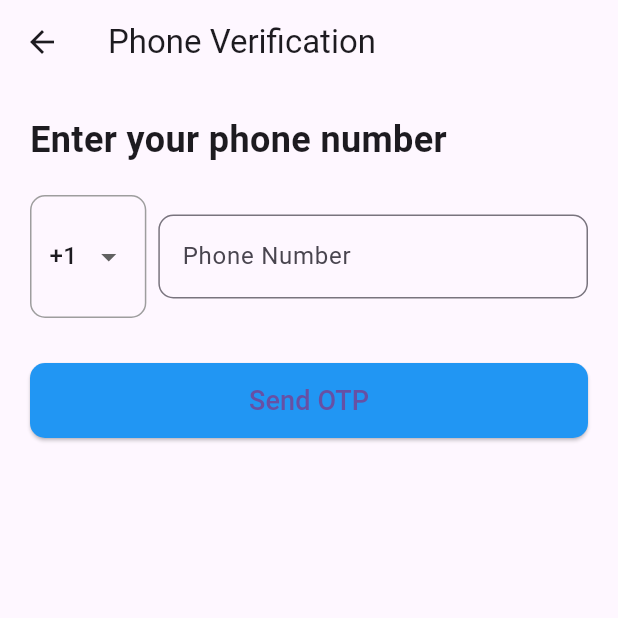
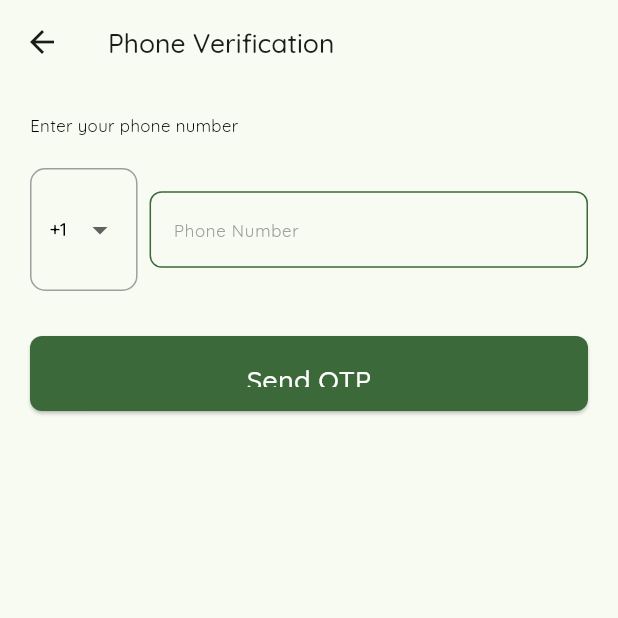
Before and after one commit to deepak160080/trai_ui, a Flutter app: the screen it shows after launch, after a tap on "Login with Mobile Number", on a phone screen of 412 x 824 dp, the top half of it. Run offline on Flutter 3.47's test engine with Material 3 defaults, Android fonts, the phone set to English and light mode, and no system bars; our stand-ins replace firebase_auth, firebase_core, font_awesome_flutter, google_fonts, google_sign_in; missing offline and left inert: aad_oauth, flutter_facebook_auth; accounts and stored records are empty.

Commit message:
add: more responsive

```diff
--- /dev/null
+++ b/lib/app/theme/theme.dart
@@ -0,0 +1,121 @@
+import 'package:flutter/material.dart';
+import 'package:trai_ui/app/theme/app_color.dart';
+import 'typography.dart';
+
+class AppTheme {
+  ThemeData lightTheme(BuildContext context) {
+    // Get the text theme using the context
+    final textTheme = AppTypography.lightTextTheme(context);
+
+    return ThemeData(
+      useMaterial3: true,
+      colorScheme: AppColors.lightColorScheme,
+      textTheme: textTheme,
+      inputDecorationTheme: InputDecorationTheme(
+        border: OutlineInputBorder(
+          borderRadius: BorderRadius.circular(8.0),
+          borderSide: BorderSide(color: AppColors.lightColorScheme.primary),
+        ),
+        enabledBorder: OutlineInputBorder(
+          borderRadius: BorderRadius.circular(8.0),
+          borderSide: BorderSide(color: AppColors.lightColorScheme.primary),
+        ),
+        focusedBorder: OutlineInputBorder(
+          borderRadius: BorderRadius.circular(8.0),
+          borderSide: BorderSide(color: AppColors.lightColorScheme.secondary),
+        ),
+        hintStyle: textTheme.bodyMedium!.copyWith(color: Colors.grey),
+        labelStyle: textTheme.titleMedium,
+      ),
+      // Button themes
+      elevatedButtonTheme: ElevatedButtonThemeData(
+        style: ElevatedButton.styleFrom(
+          backgroundColor: AppColors.lightColorScheme.primary,
+          foregroundColor: AppColors.lightColorScheme.onPrimary,
+          padding: const EdgeInsets.symmetric(vertical: 16.0),
+          shape: RoundedRectangleBorder(
+            borderRadius: BorderRadius.circular(8.0),
+          ),
+        ),
+      ),
+      textButtonTheme: TextButtonThemeData(
+        style: TextButton.styleFrom(
+          foregroundColor: AppColors.lightColorScheme.primary,
+        ),
+      ),
+      outlinedButtonTheme: OutlinedButtonThemeData(
+        style: OutlinedButton.styleFrom(
+          foregroundColor: AppColors.lightColorScheme.primary,
+          side: BorderSide(color: AppColors.lightColorScheme.primary),
+          padding: const EdgeInsets.symmetric(vertical: 4.0),
+          shape: RoundedRectangleBorder(
+            borderRadius: BorderRadius.circular(8.0),
+          ),
+        ),
+      ),
+      tabBarTheme: TabBarTheme(
+        labelColor: AppColors.lightColorScheme.primary,
+        unselectedLabelColor: Colors.grey,
+        indicatorColor: AppColors.lightColorScheme.primary,
+      ),
+    );
+  }
+
+  ThemeData darkTheme(BuildContext context) {
+    // Get the text theme using the context
+    final textTheme = AppTypography.darkTextTheme(context);
+
+    return ThemeData(
+      useMaterial3: true,
+      colorScheme: AppColors.darkColorScheme,
+      textTheme: textTheme,
+      inputDecorationTheme: InputDecorationTheme(
+        border: OutlineInputBorder(
+          borderRadius: BorderRadius.circular(8.0),
+          borderSide: BorderSide(color: AppColors.darkColorScheme.primary),
+        ),
+        enabledBorder: OutlineInputBorder(
+          borderRadius: BorderRadius.circular(8.0),
+          borderSide: BorderSide(color: AppColors.darkColorScheme.primary),
+        ),
+        focusedBorder: OutlineInputBorder(
+          borderRadius: BorderRadius.circular(8.0),
+          borderSide: BorderSide(color: AppColors.darkColorScheme.secondary),
+        ),
+        hintStyle: textTheme.bodyMedium!.copyWith(color: Colors.grey),
+        labelStyle: textTheme.titleMedium,
+      ),
+      // Button themes for dark mode
+      elevatedButtonTheme: ElevatedButtonThemeData(
+        style: ElevatedButton.styleFrom(
+          backgroundColor: AppColors.darkColorScheme.primary,
+          foregroundColor: AppColors.darkColorScheme.onPrimary,
+          padding: const EdgeInsets.symmetric(vertical: 16.0),
+          shape: RoundedRectangleBorder(
+            borderRadius: BorderRadius.circular(8.0),
+          ),
+        ),
+      ),
+      textButtonTheme: TextButtonThemeData(
+        style: TextButton.styleFrom(
+          foregroundColor: AppColors.darkColorScheme.primary,
+        ),
+      ),
+      outlinedButtonTheme: OutlinedButtonThemeData(
+        style: OutlinedButton.styleFrom(
+          foregroundColor: AppColors.darkColorScheme.primary,
+          side: BorderSide(color: AppColors.darkColorScheme.primary),
+          padding: const EdgeInsets.symmetric(vertical: 16.0),
+          shape: RoundedRectangleBorder(
+            borderRadius: BorderRadius.circular(8.0),
+          ),
+        ),
+      ),
+      tabBarTheme: TabBarTheme(
+        labelColor: AppColors.darkColorScheme.primary,
+        unselectedLabelColor: Colors.grey,
+        indicatorColor: AppColors.darkColorScheme.primary,
+      ),
+    );
+  }
+}
--- /dev/null
+++ b/lib/app/theme/typography.dart
@@ -0,0 +1,47 @@
+import 'package:flutter/material.dart';
+import 'package:google_fonts/google_fonts.dart';
+
+class AppTypography {
+  static TextTheme baseTextTheme(BuildContext context) {
+    // Get the screen width
+    double screenWidth = MediaQuery.of(context).size.width;
+
+    // Define a factor to scale sizes based on screen width
+    double scaleFactor = screenWidth < 600 ? 0.8 : // Mobile
+                         screenWidth < 1200 ? 1.0 : // Tablet
+                         1.2; // Desktop
+
+    // Define the base text theme with responsive sizes
+    return TextTheme(
+      displayLarge: GoogleFonts.quicksand(fontSize: 57 * scaleFactor, fontWeight: FontWeight.bold),
+      displayMedium: GoogleFonts.quicksand(fontSize: 45 * scaleFactor, fontWeight: FontWeight.bold),
+      displaySmall: GoogleFonts.quicksand(fontSize: 36 * scaleFactor, fontWeight: FontWeight.bold),
+      headlineLarge: GoogleFonts.quicksand(fontSize: 32 * scaleFactor, fontWeight: FontWeight.w600),
+      headlineMedium: GoogleFonts.quicksand(fontSize: 28 * scaleFactor, fontWeight: FontWeight.w600),
+      headlineSmall: GoogleFonts.quicksand(fontSize: 24 * scaleFactor, fontWeight: FontWeight.w600),
+      titleLarge: GoogleFonts.quicksand(fontSize: 22 * scaleFactor, fontWeight: FontWeight.w500),
+      titleMedium: GoogleFonts.quicksand(fontSize: 16 * scaleFactor, fontWeight: FontWeight.w500),
+      titleSmall: GoogleFonts.quicksand(fontSize: 14 * scaleFactor, fontWeight: FontWeight.w500),
+      bodyLarge: GoogleFonts.quicksand(fontSize: 16 * scaleFactor, fontWeight: FontWeight.normal),
+      bodyMedium: GoogleFonts.quicksand(fontSize: 14 * scaleFactor, fontWeight: FontWeight.normal),
+      bodySmall: GoogleFonts.quicksand(fontSize: 12 * scaleFactor, fontWeight: FontWeight.normal),
+      labelLarge: GoogleFonts.quicksand(fontSize: 14 * scaleFactor, fontWeight: FontWeight.w500),
+      labelMedium: GoogleFonts.quicksand(fontSize: 12 * scaleFactor, fontWeight: FontWeight.w500),
+      labelSmall: GoogleFonts.quicksand(fontSize: 11 * scaleFactor, fontWeight: FontWeight.w500),
+    );
+  }
+
+  static TextTheme lightTextTheme(BuildContext context) {
+    return baseTextTheme(context).apply(
+      bodyColor: Colors.black,
+      displayColor: Colors.black,
+    );
+  }
+
+  static TextTheme darkTextTheme(BuildContext context) {
+    return baseTextTheme(context).apply(
+      bodyColor: Colors.white,
+      displayColor: Colors.white,
+    );
+  }
+}
--- a/lib/auth/login_screen.dart
+++ b/lib/auth/login_screen.dart
@@ -37,7 +37,6 @@ class _LoginScreenState extends State<LoginScreen> {
           flex: 2,
           child: SingleChildScrollView(
             child: Container(
-              color: Colors.white,
               child: const LoginForm(
                 socialButtonsLayout: SocialButtonsLayout.grid,
                 padding: EdgeInsets.all(20),
--- a/lib/auth/phone_authentication.dart
+++ b/lib/auth/phone_authentication.dart
@@ -96,10 +96,7 @@ class _PhoneVerificationScreenState extends State<PhoneVerificationScreen> {
           children: [
             const Text(
               'Enter your phone number',
-              style: TextStyle(
-                fontSize: 24,
-                fontWeight: FontWeight.bold,
-              ),
+
             ),
             const SizedBox(height: 20),
             Row(
@@ -130,11 +127,9 @@ class _PhoneVerificationScreenState extends State<PhoneVerificationScreen> {
                   child: TextField(
                     controller: _phoneController,
                     keyboardType: TextInputType.phone,
-                    decoration: InputDecoration(
+                    decoration: const InputDecoration(
                       hintText: 'Phone Number',
-                      border: OutlineInputBorder(
-                        borderRadius: BorderRadius.circular(10),
-                      ),
+
                     ),
                   ),
                 ),
@@ -146,12 +141,6 @@ class _PhoneVerificationScreenState extends State<PhoneVerificationScreen> {
               height: 50,
               child: ElevatedButton(
                 onPressed: _isLoading ? null : _sendOTP,
-                style: ElevatedButton.styleFrom(
-                  backgroundColor: Colors.blue,
-                  shape: RoundedRectangleBorder(
-                    borderRadius: BorderRadius.circular(10),
-                  ),
-                ),
                 child: _isLoading
                     ? const CircularProgressIndicator(color: Colors.white)
                     : const Text('Send OTP', style: TextStyle(fontSize: 18)),
--- a/lib/auth/widgets/branded_logo.dart
+++ b/lib/auth/widgets/branded_logo.dart
@@ -6,6 +6,7 @@ class BrandLogo extends StatelessWidget {
 
   @override
   Widget build(BuildContext context) {
+        final textTheme = Theme.of(context).textTheme;
     const double circleSize = 35;
     return SizedBox(
       width: circleSize * 2,
@@ -25,7 +26,7 @@ class BrandLogo extends StatelessWidget {
             left: circleSize * 0.25,
             child: Text(
               "Trai",
-              style: Ts.bold25(),
+              style: textTheme.headlineLarge,
             ),
           ),
         ],
--- a/lib/auth/widgets/buttons.dart
+++ b/lib/auth/widgets/buttons.dart
@@ -45,21 +45,12 @@ class SecondaryButton extends StatelessWidget {
 
   @override
   Widget build(BuildContext context) {
+        final textTheme = Theme.of(context).textTheme;
     return SizedBox(
       width: double.infinity,
       child: ElevatedButton(
         onPressed: onPressed,
-        style: ElevatedButton.styleFrom(
-          backgroundColor: Colors.white,
-          padding: const EdgeInsets.symmetric(horizontal: 24, vertical: 12),
-          shape: RoundedRectangleBorder(
-            side: const BorderSide(color: Colors.grey, width: 0.5),
-            borderRadius: BorderRadius.circular(10),
-          ),
-          fixedSize: const Size.fromHeight(50),
-          elevation: 0,
-        ),
-        child: Text(text, style: Ts.bold16(color: Colors.black)),
+        child: Text(text, style: textTheme.labelMedium),
       ),
     );
   }
--- a/lib/main.dart
+++ b/lib/main.dart
@@ -1,12 +1,16 @@
 import 'package:firebase_core/firebase_core.dart';
 import 'package:flutter/material.dart';
+import 'package:provider/provider.dart';
 import 'package:trai_ui/auth/login_screen.dart';
 import 'package:trai_ui/firebase_options.dart';
+import 'package:trai_ui/provider/theme_provider.dart';
 
 void main() async {
   WidgetsFlutterBinding.ensureInitialized();
 await Firebase.initializeApp(options: DefaultFirebaseOptions.currentPlatform);
-  runApp(const MyApp());
+  runApp(ChangeNotifierProvider(
+    create: (context) => ThemeProvider(),
+    child: const MyApp()));
 }
 
 class MyApp extends StatelessWidget {
@@ -15,10 +19,15 @@ class MyApp extends StatelessWidget {
   // This widget is the root of your application.
   @override
   Widget build(BuildContext context) {
-    return const MaterialApp(
-      debugShowCheckedModeBanner: false,
-      title: 'Trai App',
-      home: LoginScreen(),
+    return  Consumer<ThemeProvider>(
+       builder: (context, themeProvider, child) {
+        return MaterialApp(
+          debugShowCheckedModeBanner: false,
+          title: 'Trai App',
+          theme: themeProvider.getTheme(context),
+          home: const LoginScreen(),
+        );
+      }
     );
   }
 }
--- /dev/null
+++ b/lib/provider/theme_provider.dart
@@ -0,0 +1,18 @@
+import 'package:flutter/material.dart';
+import 'package:trai_ui/app/theme/theme.dart';
+
+class ThemeProvider with ChangeNotifier {
+  bool _isDarkMode = false;
+  final AppTheme appTheme = AppTheme();
+
+  bool get isDarkMode => _isDarkMode;
+
+  void toggleTheme() {
+    _isDarkMode = !_isDarkMode;
+    notifyListeners();
+  }
+
+  ThemeData getTheme(BuildContext context) {
+    return _isDarkMode ? appTheme.darkTheme(context) : appTheme.lightTheme(context);
+  }
+}
--- a/lib/widget/textfield.dart
+++ b/lib/widget/textfield.dart
@@ -15,16 +15,14 @@ class Textfield extends StatelessWidget {
 
   @override
   Widget build(BuildContext context) {
+    final inputDecorationTheme = Theme.of(context).inputDecorationTheme;
+    final textheme = Theme.of(context).textTheme;
     return Column(
       crossAxisAlignment: CrossAxisAlignment.start,
       children: [
     Text(
         text,
-          style: const TextStyle(
-            fontSize: 14,
-            fontWeight: FontWeight.w500,
-            color: Colors.black87,
-          ),
+          style: textheme.bodyLarge
         ),
         const SizedBox(height: 4),
         TextField(
@@ -32,38 +30,15 @@ class Textfield extends StatelessWidget {
           onChanged: onChanged,
           decoration: InputDecoration(
             hintText: text,
-            hintStyle: Ts.medium12(),
+            hintStyle: inputDecorationTheme.hintStyle,
             filled: true,
-            fillColor: Colors.white,
-            contentPadding: const EdgeInsets.symmetric(
-              horizontal: 12,
-              vertical: 16,
-            ),
-            border: OutlineInputBorder(
-              borderRadius: BorderRadius.circular(20),
-              borderSide: const BorderSide(
-                color: Colors.black12,
-                width: 1,
-              ),
-            ),
-            enabledBorder: OutlineInputBorder(
-              borderRadius: BorderRadius.circular(20),
-              borderSide: const BorderSide(
-                color: Colors.black12,
-                width: 1,
-              ),
-            ),
-            focusedBorder: OutlineInputBorder(
-              borderRadius: BorderRadius.circular(20),
-              borderSide: BorderSide(
-                color: Colors.blue.shade400,
-                width: 2,
-              ),
-            ),
-          ),
-          keyboardType: TextInputType.emailAddress,
-          style: Ts.medium12()
-        ),
+            fillColor: inputDecorationTheme.fillColor,
+            contentPadding: inputDecorationTheme.contentPadding,
+            border: inputDecorationTheme.border,
+            enabledBorder: inputDecorationTheme.enabledBorder,
+            focusedBorder: inputDecorationTheme.focusedBorder,
+
+          ))
       ],
     );
   }
--- a/pubspec.yaml
+++ b/pubspec.yaml
@@ -44,6 +44,7 @@ dependencies:
   aad_oauth: ^1.0.1
   pinput: ^5.0.0
   country_picker: ^2.0.26
+  provider: ^6.1.2
 
 dev_dependencies:
   flutter_test:
```
Also changed, not shown: lib/app/theme/app_color.dart (added, +22 -0 lines), lib/home_page.dart (+14 -1 lines), lib/responsive/theme.dart (added), pubspec.lock.
